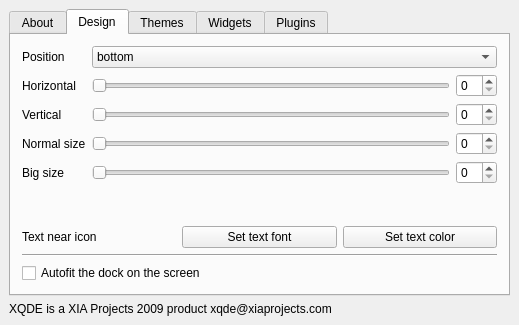
4myPAL/xqde, file trunk/XQDEUIConfigurator.ui: the form before one commit.
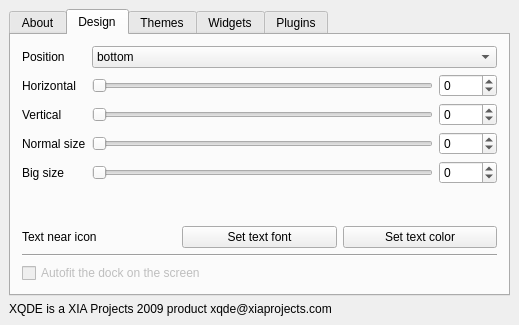
The form after the commit.

Commit message: Function not implemented are hidden

```diff
--- a/trunk/XQDEUIConfigurator.ui
+++ b/trunk/XQDEUIConfigurator.ui
@@ -214,16 +214,44 @@
           </widget>
          </item>
          <item row="4" column="2">
-          <widget class="QSpinBox" name="spinBox_6"/>
+          <widget class="QSpinBox" name="spinBox_6">
+           <property name="minimum">
+            <number>-9999</number>
+           </property>
+           <property name="maximum">
+            <number>9999</number>
+           </property>
+          </widget>
          </item>
          <item row="3" column="2">
-          <widget class="QSpinBox" name="spinBox_5"/>
+          <widget class="QSpinBox" name="spinBox_5">
+           <property name="minimum">
+            <number>-9999</number>
+           </property>
+           <property name="maximum">
+            <number>9999</number>
+           </property>
+          </widget>
          </item>
          <item row="2" column="2">
-          <widget class="QSpinBox" name="spinBox"/>
+          <widget class="QSpinBox" name="spinBox">
+           <property name="minimum">
+            <number>-9999</number>
+           </property>
+           <property name="maximum">
+            <number>9999</number>
+           </property>
+          </widget>
          </item>
          <item row="1" column="2">
-          <widget class="QSpinBox" name="spinBox_2"/>
+          <widget class="QSpinBox" name="spinBox_2">
+           <property name="minimum">
+            <number>-9999</number>
+           </property>
+           <property name="maximum">
+            <number>9999</number>
+           </property>
+          </widget>
          </item>
         </layout>
        </item>
@@ -260,6 +288,9 @@
        </item>
        <item row="4" column="0">
         <widget class="QCheckBox" name="autofit">
+         <property name="enabled">
+          <bool>false</bool>
+         </property>
          <property name="text">
           <string>Autofit the dock on the screen</string>
          </property>
```
Left out of the diff: 3 changed lines with no effect on the pictures. The commit also changes 1 other file.
